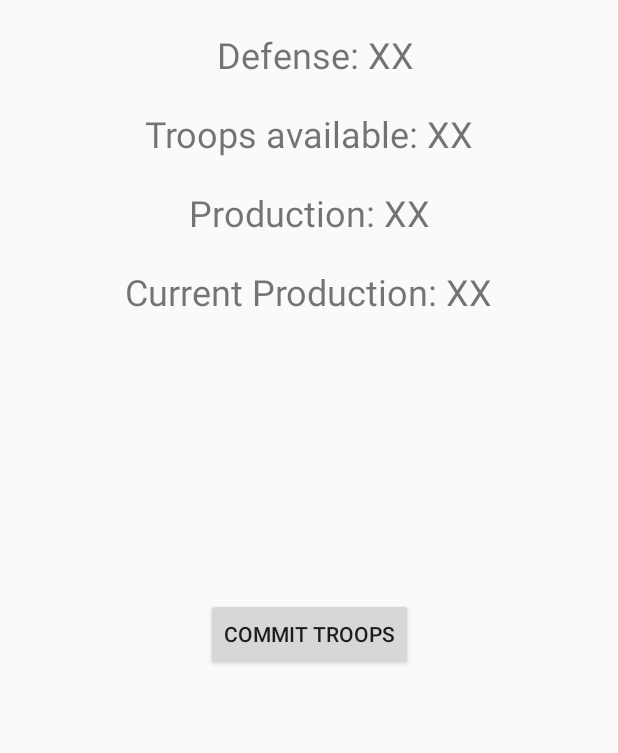
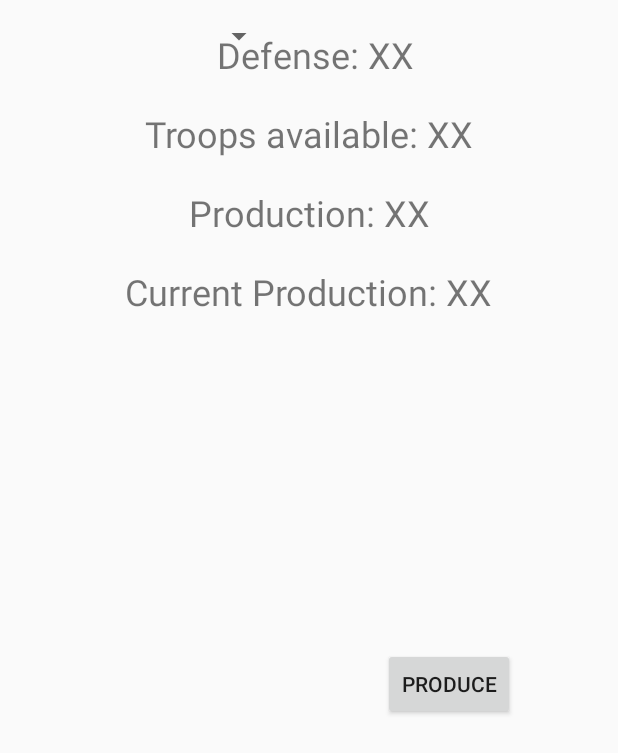
Before and after one commit to Twangybeast/Project-Orion, an Android app: the layout activity_production_manager_page.xml on its own in the app's theme, with its tools: preview values and no code run, on a phone screen of 412 x 824 dp. Shown: the top 753 px of the screen. Run offline under Robolectric (Android 15) with nearby library versions, the light colour scheme and no system bars.

```diff
--- a/app/src/main/java/twangybeast/orion/DrawingView.java
+++ b/app/src/main/java/twangybeast/orion/DrawingView.java
@@ -15,8 +15,9 @@ public class DrawingView extends View
     public int yEndBound;
     private int width;
     private int height;
-    public static final int[] PLAYERS_COLOR = {Color.RED, Color.GREEN, Color.BLUE, Color.MAGENTA, Color.CYAN};
+    public static final int[] PLAYERS_COLOR = {Color.RED, Color.GREEN, Color.CYAN, Color.MAGENTA, Color.BLUE};
     public GameManager gm;
+
     public DrawingView(Context context, int width, int height, GameManager gm)
     {
         super(context);
--- a/app/src/main/java/twangybeast/orion/FullscreenActivity.java
+++ b/app/src/main/java/twangybeast/orion/FullscreenActivity.java
@@ -19,7 +19,7 @@ import java.util.List;
  */
 public class FullscreenActivity extends AppCompatActivity {
     private DrawingView drawingView;
-    private GameManager gm;
+    public static GameManager gm;
     public static int SCREEN_WIDTH;
     public static int SCREEN_HEIGHT;
 
--- a/app/src/main/java/twangybeast/orion/GameManager.java
+++ b/app/src/main/java/twangybeast/orion/GameManager.java
@@ -20,7 +20,7 @@ public class GameManager
     public Player[] players;
     public Planet hoveredPlanet = null;
     public Planet selectedPlanet = null;
-
+    private String[] planetNames = {"Hopper", "Kepler", "Hubble", "Brahe", "Halley", "Sagan", "Hawking"};
     public ScienceManagerActivity sma;
     public ProductionManagerActivity pma;
     public List<Science> sciences;
@@ -56,7 +56,7 @@ public class GameManager
             xs[i] = posX;
             ys[i] = posY;
 
-            planets[i] = new Planet(posX, posY, natives, 10, 0, 1);
+            planets[i] = new Planet(planetNames[i], posX, posY, natives, 10, 0, 1);
         }
 
         for (int i = 0; i < playerNum; i++)
--- a/app/src/main/res/layout/activity_player_select.xml
+++ b/app/src/main/res/layout/activity_player_select.xml
@@ -26,6 +26,7 @@
         app:layout_constraintTop_toTopOf="parent" />
 
     <Button
+        android:id="@+id/four"
         android:layout_width="147dp"
         android:layout_height="148dp"
         android:layout_marginBottom="16dp"
@@ -45,6 +46,7 @@
         app:layout_constraintVertical_bias="0.919" />
 
     <Button
+        android:id="@+id/two"
         android:layout_width="147dp"
         android:layout_height="148dp"
         android:layout_marginBottom="16dp"
@@ -64,6 +66,7 @@
         app:layout_constraintVertical_bias="0.498" />
 
     <Button
+        android:id="@+id/three"
         android:layout_width="147dp"
         android:layout_height="148dp"
         android:layout_marginBottom="16dp"
--- a/app/src/main/res/layout/activity_production_manager_page.xml
+++ b/app/src/main/res/layout/activity_production_manager_page.xml
@@ -64,9 +64,22 @@
         android:layout_marginEnd="8dp"
         android:layout_marginStart="8dp"
         android:layout_marginTop="10dp"
-        android:text="Commit troops"
+        android:text="Produce"
         app:layout_constraintBottom_toBottomOf="parent"
         app:layout_constraintEnd_toEndOf="parent"
+        app:layout_constraintHorizontal_bias="0.804"
         app:layout_constraintStart_toStartOf="parent"
-        app:layout_constraintTop_toBottomOf="@+id/current_production" />
+        app:layout_constraintTop_toBottomOf="@+id/current_production"
+        app:layout_constraintVertical_bias="0.595" />
+
+    <Spinner
+        android:id="@+id/spinner"
+        android:layout_width="100dp"
+        android:layout_height="48dp"
+        android:layout_marginEnd="16dp"
+        android:layout_marginRight="16dp"
+        app:layout_constraintEnd_toStartOf="@+id/button"
+        app:layout_constraintHorizontal_bias="0.0"
+        app:layout_constraintStart_toStartOf="@+id/current_production"
+        tools:layout_editor_absoluteY="300dp" />
 </android.support.constraint.ConstraintLayout>
```
Also changed, not shown: app/src/main/java/twangybeast/orion/OnTouchEventListener.java (+8 -1 lines), app/src/main/java/twangybeast/orion/Planet.java (+6 -2 lines), app/src/main/java/twangybeast/orion/ProductionManagerPageActivity.java (+31 -0 lines).
